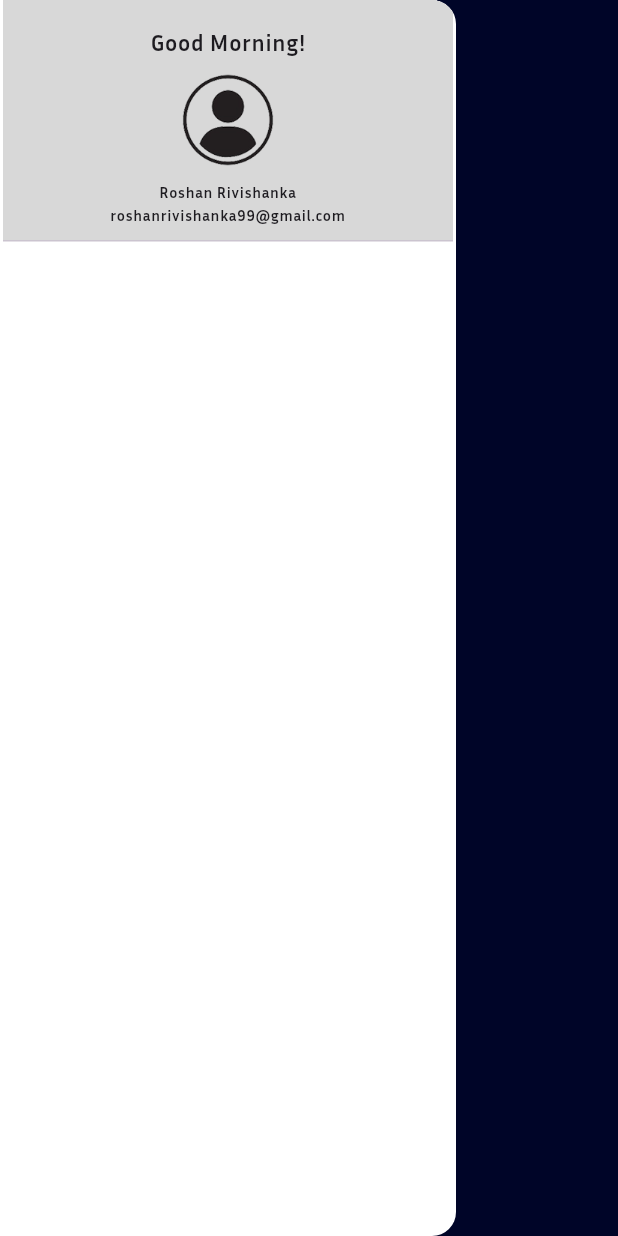
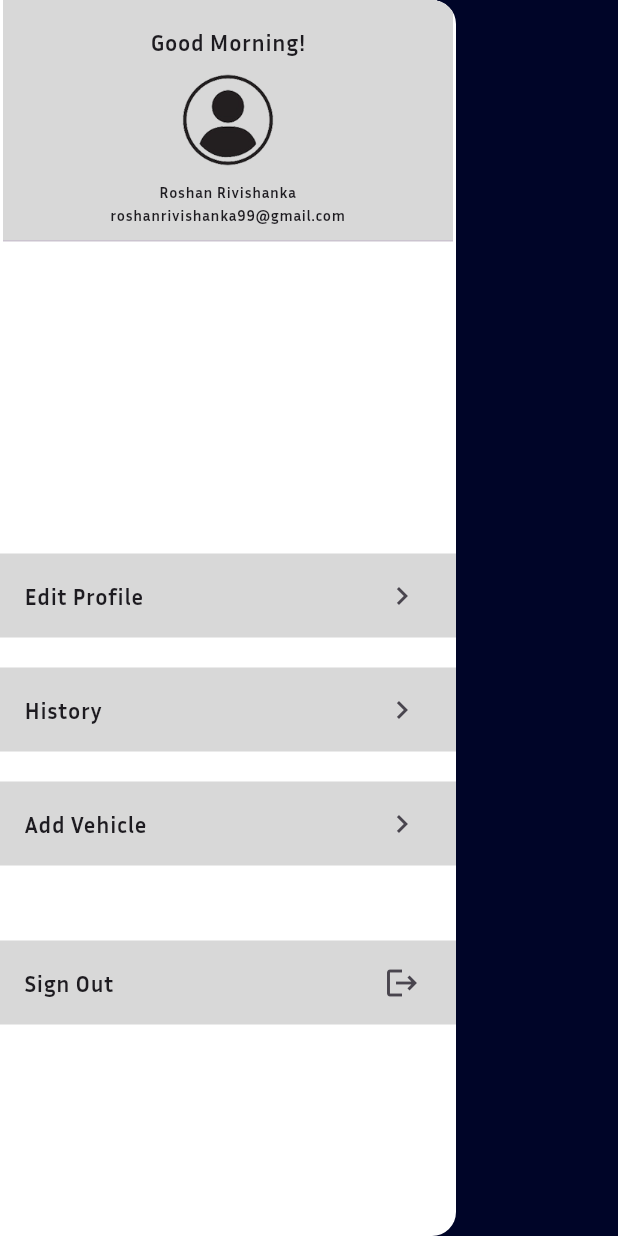
Before and after one commit to sathsarakavindu/Tech_Me, a Flutter app: the DashboardPage screen opened directly, with the side drawer open, on a phone screen of 412 x 824 dp. Run offline on Flutter 3.47's test engine with Material 3 defaults, Android fonts, the phone set to English and light mode, and no system bars; our stand-ins replace device_preview.

Commit message:
drawer ui completed

```diff
--- a/lib/view/pages/dashboard/dashboard.dart
+++ b/lib/view/pages/dashboard/dashboard.dart
@@ -110,8 +110,72 @@ class _DashboardPageState extends State<DashboardPage> {
                 ),
               ),
             ),
-            Column(
-              children: [],
+            Container(
+              child: Column(
+                mainAxisAlignment: MainAxisAlignment.center,
+                children: [
+                  SizedBox(
+                    height: 200,
+                  ),
+                  ListTile(
+                    trailing: Icon(Icons.keyboard_arrow_right_outlined),
+                    tileColor: Color(0xFFD8D8D8),
+                    onTap: () {},
+                    title: Text(
+                      "Edit Profile",
+                      style: TextStyle(
+                        fontSize: 15,
+                        fontFamily: AppConfig.font_bold_family,
+                      ),
+                    ),
+                  ),
+                  SizedBox(
+                    height: 20,
+                  ),
+                  ListTile(
+                    trailing: Icon(Icons.keyboard_arrow_right_outlined),
+                    tileColor: Color(0xFFD8D8D8),
+                    onTap: () {},
+                    title: Text(
+                      "History",
+                      style: TextStyle(
+                        fontSize: 15,
+                        fontFamily: AppConfig.font_bold_family,
+                      ),
+                    ),
+                  ),
+                  SizedBox(
+                    height: 20,
+                  ),
+                  ListTile(
+                    trailing: Icon(Icons.keyboard_arrow_right_outlined),
+                    tileColor: Color(0xFFD8D8D8),
+                    onTap: () {},
+                    title: Text(
+                      "Add Vehicle",
+                      style: TextStyle(
+                        fontSize: 15,
+                        fontFamily: AppConfig.font_bold_family,
+                      ),
+                    ),
+                  ),
+                  SizedBox(
+                    height: 50,
+                  ),
+                  ListTile(
+                    trailing: Icon(Icons.logout),
+                    tileColor: Color(0xFFD8D8D8),
+                    onTap: () {},
+                    title: Text(
+                      "Sign Out",
+                      style: TextStyle(
+                        fontSize: 15,
+                        fontFamily: AppConfig.font_bold_family,
+                      ),
+                    ),
+                  ),
+                ],
+              ),
             ),
           ],
         ),
```
